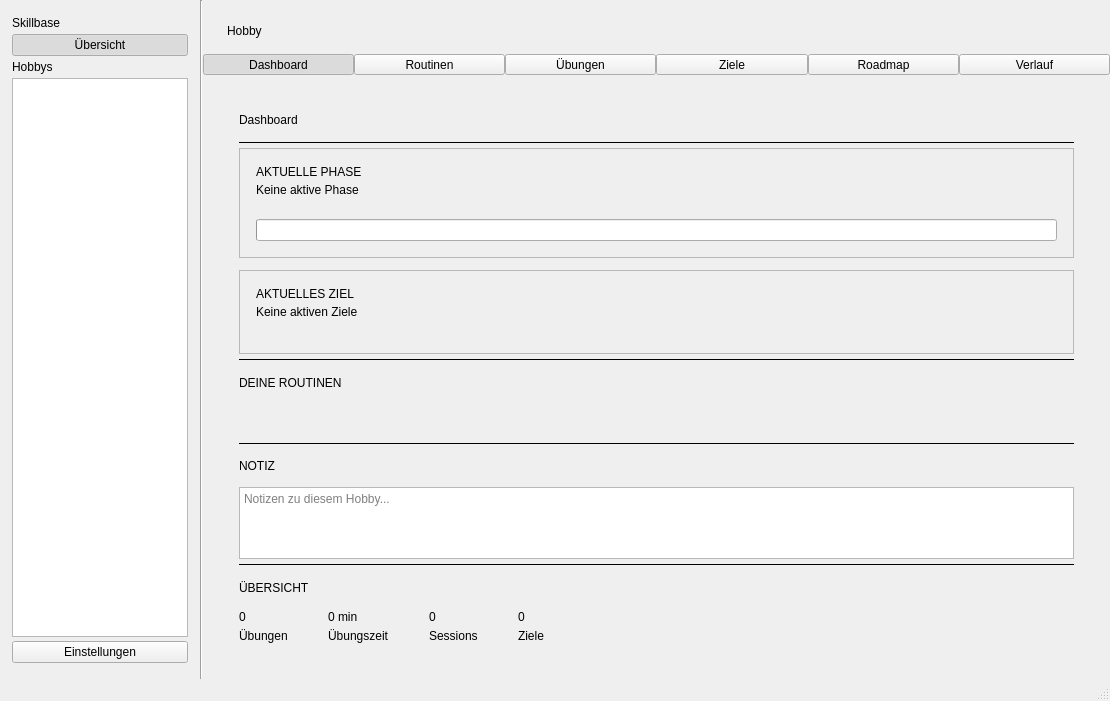
The window that resources/mainwindow.ui (ItsDylan255/Skillbase) describes before a commit, drawn with Qt 5.
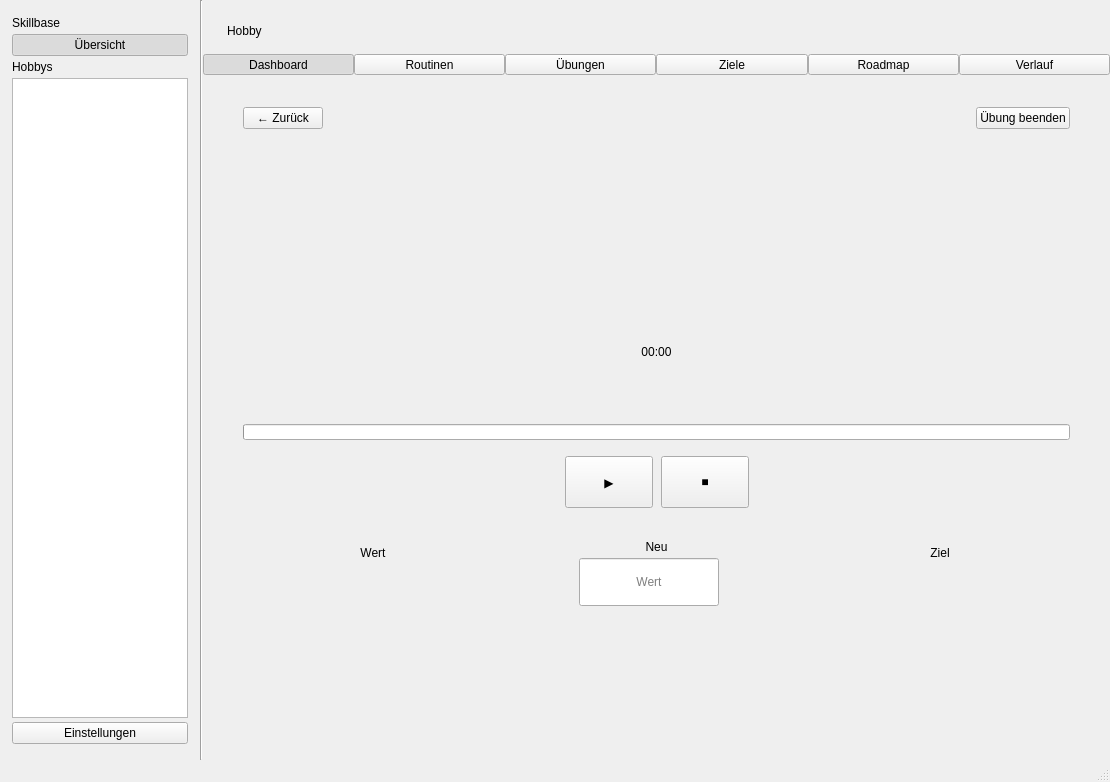
The same window after the commit. The open tabs and pages were chosen to show the change. Custom widgets are drawn as their Qt base class.

Commit message: feat: rework dashboard routine cards and add exercise execution page

```diff
--- a/resources/mainwindow.ui
+++ b/resources/mainwindow.ui
@@ -7,7 +7,7 @@
     <x>0</x>
     <y>0</y>
     <width>1110</width>
-    <height>701</height>
+    <height>782</height>
    </rect>
   </property>
   <property name="windowTitle">
@@ -743,10 +743,7 @@
                     <property name="bottomMargin">
                      <number>0</number>
                     </property>
-                    <property name="horizontalSpacing">
-                     <number>12</number>
-                    </property>
-                    <property name="verticalSpacing">
+                    <property name="spacing">
                      <number>12</number>
                     </property>
                    </layout>
@@ -2104,6 +2101,440 @@
                  </item>
                 </layout>
                </widget>
+               <widget class="QWidget" name="exerciseExecutionPage">
+                <layout class="QVBoxLayout" name="exerciseExecutionPageLayout" stretch="0,1">
+                 <property name="spacing">
+                  <number>0</number>
+                 </property>
+                 <property name="leftMargin">
+                  <number>0</number>
+                 </property>
+                 <property name="topMargin">
+                  <number>0</number>
+                 </property>
+                 <property name="rightMargin">
+                  <number>0</number>
+                 </property>
+                 <property name="bottomMargin">
+                  <number>0</number>
+                 </property>
+                 <item>
+                  <layout class="QHBoxLayout" name="exerciseExecutionHeaderLayout">
+                   <property name="leftMargin">
+                    <number>16</number>
+                   </property>
+                   <property name="topMargin">
+                    <number>16</number>
+                   </property>
+                   <property name="rightMargin">
+                    <number>16</number>
+                   </property>
+                   <property name="bottomMargin">
+                    <number>0</number>
+                   </property>
+                   <item>
+                    <widget class="QPushButton" name="exerciseExecutionBackButton">
+                     <property name="toolTip">
+                      <string>Zurück zur Übungsübersicht</string>
+                     </property>
+                     <property name="text">
+                      <string>← Zurück</string>
+                     </property>
+                    </widget>
+                   </item>
+                   <item>
+                    <spacer name="exerciseExecutionHeaderSpacer">
+                     <property name="orientation">
+                      <enum>Qt::Orientation::Horizontal</enum>
+                     </property>
+                     <property name="sizeHint" stdset="0">
+                      <size>
+                       <width>0</width>
+                       <height>0</height>
+                      </size>
+                     </property>
+                    </spacer>
+                   </item>
+                   <item>
+                    <widget class="QPushButton" name="exerciseExecutionFinishButton">
+                     <property name="text">
+                      <string>Übung beenden</string>
+                     </property>
+                    </widget>
+                   </item>
+                  </layout>
+                 </item>
+                 <item>
+                  <widget class="QFrame" name="exerciseExecutionExerciseDetail">
+                   <property name="sizePolicy">
+                    <sizepolicy hsizetype="Expanding" vsizetype="Expanding">
+                     <horstretch>0</horstretch>
+                     <verstretch>0</verstretch>
+                    </sizepolicy>
+                   </property>
+                   <property name="frameShape">
+                    <enum>QFrame::Shape::NoFrame</enum>
+                   </property>
+                   <layout class="QVBoxLayout" name="exerciseExecutionExerciseDetailLayout" stretch="0,1,0,0,2">
+                    <property name="spacing">
+                     <number>32</number>
+                    </property>
+                    <property name="leftMargin">
+                     <number>16</number>
+                    </property>
+                    <property name="topMargin">
+                     <number>16</number>
+                    </property>
+                    <property name="rightMargin">
+                     <number>16</number>
+                    </property>
+                    <property name="bottomMargin">
+                     <number>16</number>
+                    </property>
+                    <item>
+                     <layout class="QVBoxLayout" name="exerciseExecutionExerciseTitleLayout">
+                      <property name="spacing">
+                       <number>8</number>
+                      </property>
+                      <item>
+                       <widget class="QLabel" name="exerciseExecutionExerciseNameLabel">
+                        <property name="minimumSize">
+                         <size>
+                          <width>0</width>
+                          <height>40</height>
+                         </size>
+                        </property>
+                        <property name="text">
+                         <string/>
+                        </property>
+                        <property name="alignment">
+                         <set>Qt::AlignmentFlag::AlignCenter</set>
+                        </property>
+                        <property name="wordWrap">
+                         <bool>true</bool>
+                        </property>
+                       </widget>
+                      </item>
+                      <item>
+                       <widget class="QLabel" name="exerciseExecutionExerciseDescriptionLabel">
+                        <property name="text">
+                         <string/>
+                        </property>
+                        <property name="alignment">
+                         <set>Qt::AlignmentFlag::AlignHCenter|Qt::AlignmentFlag::AlignTop</set>
+                        </property>
+                        <property name="wordWrap">
+                         <bool>true</bool>
+                        </property>
+                       </widget>
+                      </item>
+                     </layout>
+                    </item>
+                    <item>
+                     <spacer name="exerciseExecutionDetailTopSpacer">
+                      <property name="orientation">
+                       <enum>Qt::Orientation::Vertical</enum>
+                      </property>
+                      <property name="sizeHint" stdset="0">
+                       <size>
+                        <width>0</width>
+                        <height>0</height>
+                       </size>
+                      </property>
+                     </spacer>
+                    </item>
+                    <item>
+                     <layout class="QVBoxLayout" name="exerciseExecutionTimerLayout">
+                      <property name="spacing">
+                       <number>16</number>
+                      </property>
+                      <item>
+                       <widget class="QLabel" name="exerciseExecutionTimerLabel">
+                        <property name="minimumSize">
+                         <size>
+                          <width>0</width>
+                          <height>112</height>
+                         </size>
+                        </property>
+                        <property name="cursor">
+                         <cursorShape>PointingHandCursor</cursorShape>
+                        </property>
+                        <property name="toolTip">
+                         <string>Zeit antippen, um sie zu ändern</string>
+                        </property>
+                        <property name="text">
+                         <string>00:00</string>
+                        </property>
+                        <property name="alignment">
+                         <set>Qt::AlignmentFlag::AlignCenter</set>
+                        </property>
+                       </widget>
+                      </item>
+                      <item>
+                       <widget class="QProgressBar" name="exerciseExecutionProgressBar">
+                        <property name="minimumSize">
+                         <size>
+                          <width>0</width>
+                          <height>16</height>
+                         </size>
+                        </property>
+                        <property name="maximumSize">
+                         <size>
+                          <width>16777215</width>
+                          <height>16</height>
+                         </size>
+                        </property>
+                        <property name="minimum">
+                         <number>0</number>
+                        </property>
+                        <property name="maximum">
+                         <number>1000</number>
+                        </property>
+                        <property name="value">
+                         <number>0</number>
+                        </property>
+                        <property name="textVisible">
+                         <bool>false</bool>
+                        </property>
+                       </widget>
+                      </item>
+                      <item>
+                       <layout class="QHBoxLayout" name="exerciseExecutionTimerControlsLayout">
+                        <property name="spacing">
+                         <number>8</number>
+                        </property>
+                        <item>
+                         <spacer name="exerciseExecutionTimerControlsLeftSpacer">
+                          <property name="orientation">
+                           <enum>Qt::Orientation::Horizontal</enum>
+                          </property>
+                          <property name="sizeHint" stdset="0">
+                           <size>
+                            <width>0</width>
+                            <height>0</height>
+                           </size>
+                          </property>
+                         </spacer>
+                        </item>
+                        <item>
+                         <widget class="QPushButton" name="exerciseExecutionStartPauseButton">
+                          <property name="minimumSize">
+                           <size>
+                            <width>88</width>
+                            <height>52</height>
+                           </size>
+                          </property>
+                          <property name="toolTip">
+                           <string>Start / Pause</string>
+                          </property>
+                          <property name="text">
+                           <string>▶</string>
+                          </property>
+                         </widget>
+                        </item>
+                        <item>
+                         <widget class="QPushButton" name="exerciseExecutionStopButton">
+                          <property name="minimumSize">
+                           <size>
+                            <width>88</width>
+                            <height>52</height>
+                           </size>
+                          </property>
+                          <property name="toolTip">
+                           <string>Stopp</string>
+                          </property>
+                          <property name="text">
+                           <string>■</string>
+                          </property>
+                         </widget>
+                        </item>
+                        <item>
+                         <spacer name="exerciseExecutionTimerControlsRightSpacer">
+                          <property name="orientation">
+                           <enum>Qt::Orientation::Horizontal</enum>
+                          </property>
+                          <property name="sizeHint" stdset="0">
+                           <size>
+                            <width>0</width>
+                            <height>0</height>
+                           </size>
+                          </property>
+                         </spacer>
+                        </item>
+                       </layout>
+                      </item>
+                     </layout>
+                    </item>
+                    <item>
+                     <layout class="QHBoxLayout" name="exerciseExecutionExerciseValuesRow" stretch="1,1,1">
+                      <property name="spacing">
+                       <number>24</number>
+                      </property>
+                      <item>
+                       <layout class="QVBoxLayout" name="exerciseExecutionExerciseCurrentValueColumn">
+                        <property name="spacing">
+                         <number>4</number>
+                        </property>
+                        <item>
+                         <widget class="QLabel" name="exerciseExecutionExerciseCurrentValueHeaderLabel">
+                          <property name="text">
+                           <string>Wert</string>
+                          </property>
+                          <property name="alignment">
+                           <set>Qt::AlignmentFlag::AlignCenter</set>
+                          </property>
+                         </widget>
+                        </item>
+                        <item>
+                         <widget class="QLabel" name="exerciseExecutionExerciseCurrentValueLabel">
+                          <property name="minimumSize">
+                           <size>
+                            <width>0</width>
+                            <height>36</height>
+                           </size>
+                          </property>
+                          <property name="text">
+                           <string/>
+                          </property>
+                          <property name="alignment">
+                           <set>Qt::AlignmentFlag::AlignCenter</set>
+                          </property>
+                         </widget>
+                        </item>
+                       </layout>
+                      </item>
+                      <item>
+                       <layout class="QVBoxLayout" name="exerciseExecutionExerciseNewValueColumn">
+                        <property name="spacing">
+                         <number>4</number>
+                        </property>
+                        <item>
+                         <widget class="QLabel" name="exerciseExecutionExerciseNewValueHeaderLabel">
+                          <property name="text">
+                           <string>Neu</string>
+                          </property>
+                          <property name="alignment">
+                           <set>Qt::AlignmentFlag::AlignCenter</set>
+                          </property>
+                         </widget>
+                        </item>
+                        <item>
+                         <layout class="QHBoxLayout" name="exerciseExecutionExerciseValueRow">
+                          <property name="spacing">
+                           <number>8</number>
+                          </property>
+                          <item>
+                           <spacer name="exerciseExecutionExerciseValueRowLeftSpacer">
+                            <property name="orientation">
+                             <enum>Qt::Orientation::Horizontal</enum>
+                            </property>
+                            <property name="sizeHint" stdset="0">
+                             <size>
+                              <width>0</width>
+                              <height>0</height>
+                             </size>
+                            </property>
+                           </spacer>
+                          </item>
+                          <item>
+                           <widget class="QLineEdit" name="exerciseExecutionExerciseValueEdit">
+                            <property name="minimumSize">
+                             <size>
+                              <width>140</width>
+                              <height>48</height>
+                             </size>
+                            </property>
+                            <property name="maximumSize">
+                             <size>
+                              <width>240</width>
+                              <height>48</height>
+                             </size>
+                            </property>
+                            <property name="alignment">
+                             <set>Qt::AlignmentFlag::AlignCenter</set>
+                            </property>
+                            <property name="placeholderText">
+                             <string>Wert</string>
+                            </property>
+                           </widget>
+                          </item>
+                          <item>
+                           <widget class="QLabel" name="exerciseExecutionExerciseUnitLabel">
+                            <property name="text">
+                             <string/>
+                            </property>
+                           </widget>
+                          </item>
+                          <item>
+                           <spacer name="exerciseExecutionExerciseValueRowRightSpacer">
+                            <property name="orientation">
+                             <enum>Qt::Orientation::Horizontal</enum>
+                            </property>
+                            <property name="sizeHint" stdset="0">
+                             <size>
+                              <width>0</width>
+                              <height>0</height>
+                             </size>
+                            </property>
+                           </spacer>
+                          </item>
+                         </layout>
+                        </item>
+                       </layout>
+                      </item>
+                      <item>
+                       <layout class="QVBoxLayout" name="exerciseExecutionExerciseTargetColumn">
+                        <property name="spacing">
+                         <number>4</number>
+                        </property>
+                        <item>
+                         <widget class="QLabel" name="exerciseExecutionExerciseTargetHeaderLabel">
+                          <property name="text">
+                           <string>Ziel</string>
+                          </property>
+                          <property name="alignment">
+                           <set>Qt::AlignmentFlag::AlignCenter</set>
+                          </property>
+                         </widget>
+                        </item>
+                        <item>
+                         <widget class="QLabel" name="exerciseExecutionExerciseTargetLabel">
+                          <property name="minimumSize">
+                           <size>
+                            <width>0</width>
+                            <height>36</height>
+                           </size>
+                          </property>
+                          <property name="text">
+                           <string/>
+                          </property>
+                          <property name="alignment">
+                           <set>Qt::AlignmentFlag::AlignCenter</set>
+                          </property>
+                         </widget>
+                        </item>
+                       </layout>
+                      </item>
+                     </layout>
+                    </item>
+                    <item>
+                     <spacer name="exerciseExecutionDetailBottomSpacer">
+                      <property name="orientation">
+                       <enum>Qt::Orientation::Vertical</enum>
+                      </property>
+                      <property name="sizeHint" stdset="0">
+                       <size>
+                        <width>0</width>
+                        <height>0</height>
+                       </size>
+                      </property>
+                     </spacer>
+                    </item>
+                   </layout>
+                  </widget>
+                 </item>
+                </layout>
+               </widget>
                <widget class="QWidget" name="exercisesPage">
                 <layout class="QVBoxLayout" name="exercisesPageLayout">
                  <property name="spacing">
```
Left out of the diff: 204 changed lines with no effect on the pictures. The commit also changes 3 other files.
